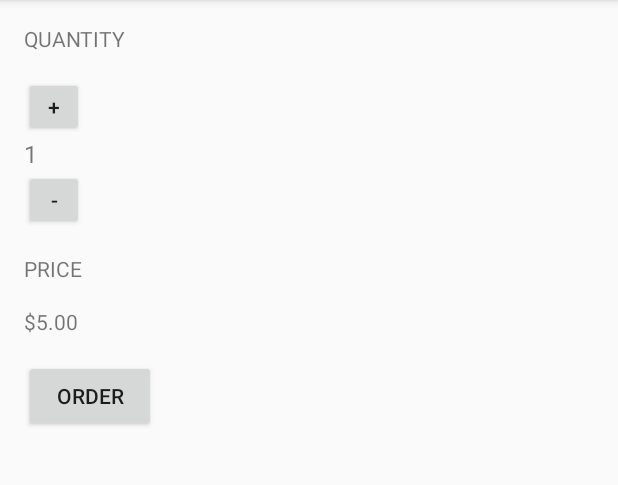
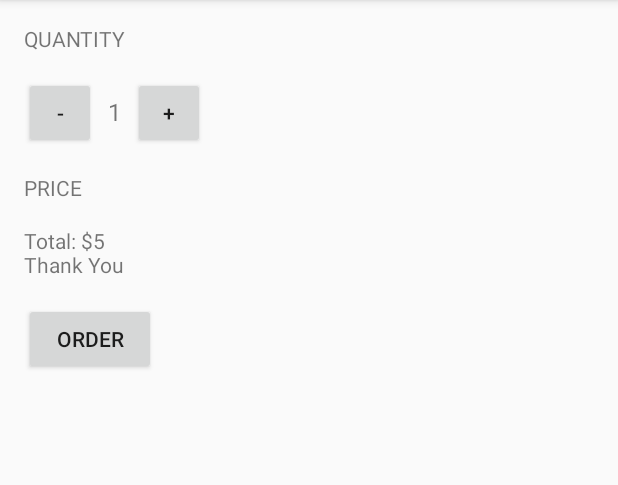
Before and after one commit to ahtaufiiq/Portfolio-Android, an Android app: the screen it shows after launch (MainActivity), after a tap on "ORDER", on a phone screen of 412 x 824 dp, the part 84-569 px from its top. Run offline under Robolectric (Android 15) with nearby library versions, the light colour scheme and no system bars.

Commit message:
Final Commit Making an App Interactive Part 2

```diff
--- a/Udacity Course/Basics User Interfaces/OrderCoffe/app/src/main/java/ataufiq/com/ordercoffe/MainActivity.java
+++ b/Udacity Course/Basics User Interfaces/OrderCoffe/app/src/main/java/ataufiq/com/ordercoffe/MainActivity.java
@@ -12,7 +12,7 @@ import java.text.NumberFormat;
 public class MainActivity extends AppCompatActivity {
     TextView quantityTxt,priceTxt;
     Button orderBtn;
-    int quantity=1,price=1;
+    int quantity=1;
 
     @Override
     protected void onCreate(Bundle savedInstanceState) {
@@ -36,6 +36,9 @@ public class MainActivity extends AppCompatActivity {
         priceTxt.setText(NumberFormat.getCurrencyInstance().format(number));
     }
 
+    private void displatMessage(String message){
+        priceTxt.setText(message);
+    }
 
     public void increment(View v){
         quantity++;
@@ -48,7 +51,7 @@ public class MainActivity extends AppCompatActivity {
     }
 
     public void orderButton(View v){
-        price=quantity*5;
-        displayPrice(price);
+        String priceMessage="Total: $"+ quantity*5+"\nThank You";
+        displatMessage(priceMessage);
     }
 }
--- a/Udacity Course/Basics User Interfaces/OrderCoffe/app/src/main/res/layout/activity_main.xml
+++ b/Udacity Course/Basics User Interfaces/OrderCoffe/app/src/main/res/layout/activity_main.xml
@@ -14,23 +14,34 @@
         android:text="@string/label_quantity"
         android:textAllCaps="true"/>
 
-    <Button
-        android:layout_width="40dp"
-        android:layout_height="40dp"
-        android:layout_marginTop="16dp"
-        android:text="+"
-        android:onClick="increment"/>
-    <TextView
-        android:id="@+id/quantity_txt"
+    <LinearLayout
         android:layout_width="match_parent"
         android:layout_height="wrap_content"
-        android:textSize="16sp"
-        android:text="@string/quantity" />
-    <Button
-        android:layout_width="40dp"
-        android:layout_height="40dp"
-        android:text="-"
-        android:onClick="decrement"/>
+        android:orientation="horizontal"
+        android:layout_marginTop="16dp">
+
+        <Button
+            android:layout_width="48dp"
+            android:layout_height="48dp"
+            android:text="-"
+            android:onClick="decrement"/>
+
+        <TextView
+            android:id="@+id/quantity_txt"
+            android:layout_width="wrap_content"
+            android:layout_height="wrap_content"
+            android:layout_marginLeft="8dp"
+            android:layout_marginRight="8dp"
+            android:textSize="16sp"
+            android:text="@string/quantity" />
+
+        <Button
+            android:layout_width="48dp"
+            android:layout_height="48dp"
+            android:text="+"
+            android:onClick="increment"/>
+
+    </LinearLayout>
 
     <TextView
         android:layout_width="wrap_content"
```
